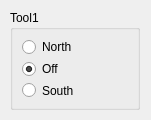
The window that software/Magic Table/HBridgeToolhead.ui (bqlabs/magic-table) describes before a commit, drawn with Qt 5.
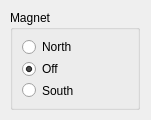
The same window after the commit.

Commit message: Rename GUI label

```diff
--- a/software/Magic Table/HBridgeToolhead.ui
+++ b/software/Magic Table/HBridgeToolhead.ui
@@ -35,7 +35,7 @@
     </size>
    </property>
    <property name="title">
-    <string>Tool1</string>
+    <string>Magnet</string>
    </property>
    <layout class="QVBoxLayout" name="verticalLayout">
     <item>
```
